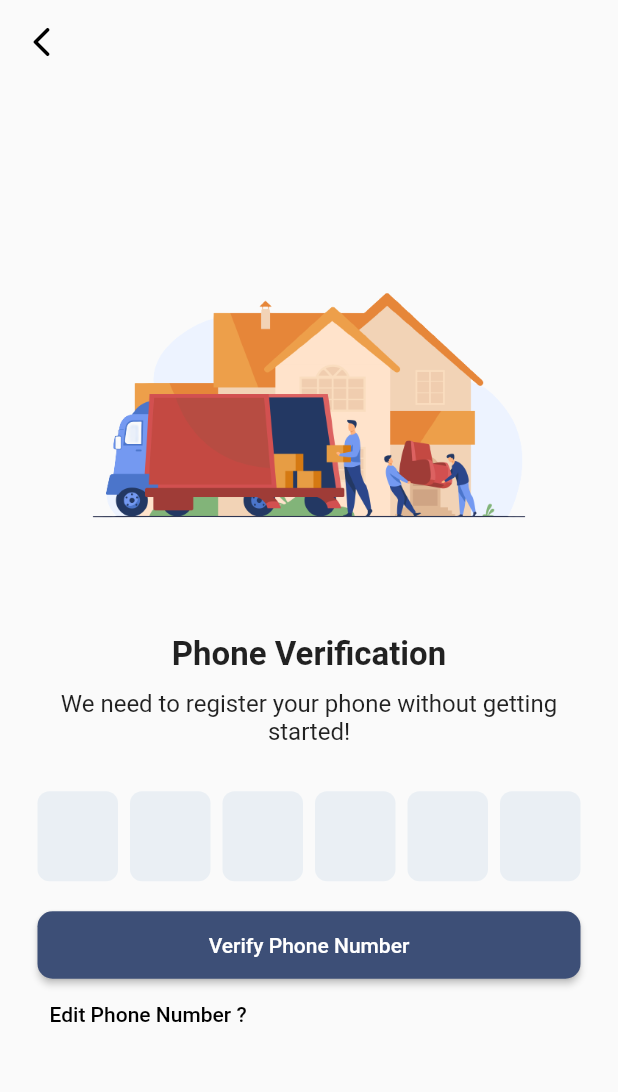
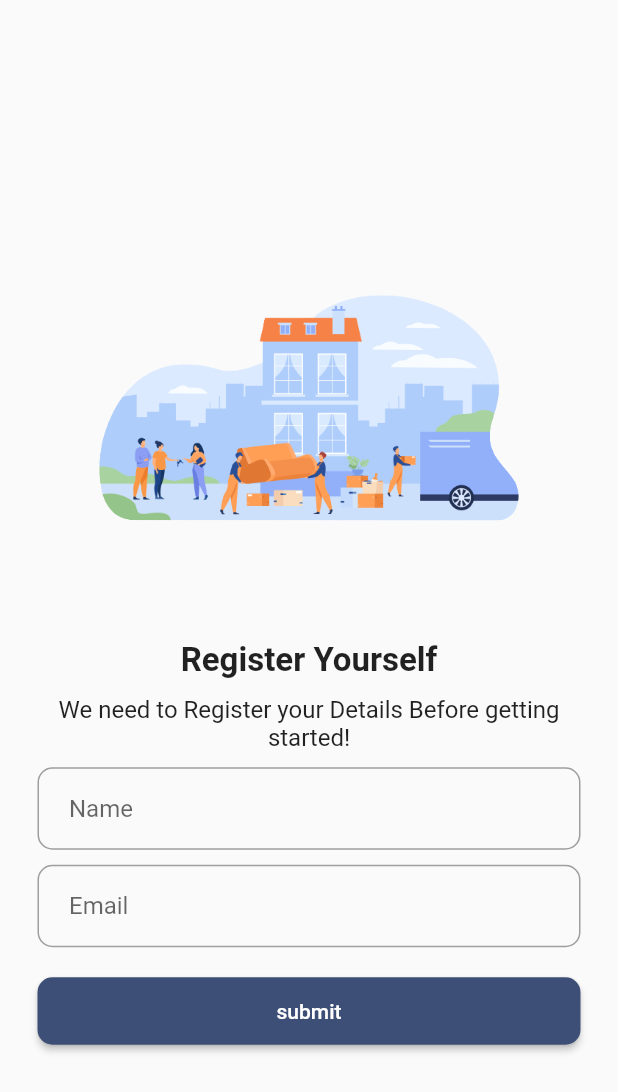
Before and after one commit to poonam-kumawat/Ondoorstep, a Flutter app: the MyVerify screen opened by its route, after a tap on "Verify Phone Number", on a phone screen of 412 x 824 dp. Shown: the top 1092 px of the screen. Run offline on Flutter 3.47's test engine with Material 2 defaults, Android fonts, the phone set to English and light mode, and no system bars; drawn by our look-alikes of pinput; our stand-ins replace firebase_auth, firebase_core; accounts and stored records are empty.

Commit message:
finally profile page is done

```diff
--- a/lib/Login/otp.dart
+++ b/lib/Login/otp.dart
@@ -99,7 +99,13 @@ class _MyVerifyState extends State<MyVerify> {
                         primary: Color.fromARGB(255, 61, 79, 119),
                         shape: RoundedRectangleBorder(
                             borderRadius: BorderRadius.circular(10))),
-                    onPressed: () {},
+                    onPressed: () {
+                      Navigator.pushNamedAndRemoveUntil(
+                        context,
+                        'profile',
+                        (route) => false,
+                      );
+                    },
                     child: Text("Verify Phone Number")),
               ),
               Row(
--- /dev/null
+++ b/lib/Profile/profile.dart
@@ -0,0 +1,120 @@
+import 'package:flutter/material.dart';
+
+class MyProfile extends StatefulWidget {
+  const MyProfile({Key? key}) : super(key: key);
+
+  @override
+  State<MyProfile> createState() => _MyProfileState();
+}
+
+class _MyProfileState extends State<MyProfile> {
+  TextEditingController countryController = TextEditingController();
+
+  @override
+  Widget build(BuildContext context) {
+    return Scaffold(
+      body: Container(
+        margin: EdgeInsets.only(left: 25, right: 25),
+        alignment: Alignment.center,
+        child: SingleChildScrollView(
+          child: Column(
+            mainAxisAlignment: MainAxisAlignment.center,
+            children: [
+              Image.asset(
+                'assets/house.png',
+                width: 300,
+                height: 300,
+              ),
+              Text(
+                "Register Yourself",
+                style: TextStyle(fontSize: 22, fontWeight: FontWeight.bold),
+              ),
+              SizedBox(
+                height: 10,
+              ),
+              Text(
+                "We need to Register your Details Before getting started!",
+                style: TextStyle(
+                  fontSize: 16,
+                ),
+                textAlign: TextAlign.center,
+              ),
+              SizedBox(
+                height: 10,
+              ),
+              Container(
+                height: 55,
+                decoration: BoxDecoration(
+                    border: Border.all(width: 1, color: Colors.grey),
+                    borderRadius: BorderRadius.circular(10)),
+                child: Row(
+                  mainAxisAlignment: MainAxisAlignment.center,
+                  children: [
+                    SizedBox(
+                      width: 10,
+                    ),
+                    SizedBox(
+                      width: 10,
+                    ),
+                    Expanded(
+                        child: TextField(
+                      keyboardType: TextInputType.name,
+                      decoration: InputDecoration(
+                        border: InputBorder.none,
+                        hintText: "Name",
+                      ),
+                    ))
+                  ],
+                ),
+              ),
+              SizedBox(
+                height: 10,
+              ),
+              Container(
+                height: 55,
+                decoration: BoxDecoration(
+                    border: Border.all(width: 1, color: Colors.grey),
+                    borderRadius: BorderRadius.circular(10)),
+                child: Row(
+                  mainAxisAlignment: MainAxisAlignment.center,
+                  children: [
+                    SizedBox(
+                      width: 10,
+                    ),
+                    SizedBox(
+                      width: 10,
+                    ),
+                    Expanded(
+                        child: TextField(
+                      keyboardType: TextInputType.emailAddress,
+                      decoration: InputDecoration(
+                        border: InputBorder.none,
+                        hintText: "Email",
+                      ),
+                    ))
+                  ],
+                ),
+              ),
+              SizedBox(
+                height: 20,
+              ),
+              SizedBox(
+                width: double.infinity,
+                height: 45,
+                child: ElevatedButton(
+                    style: ElevatedButton.styleFrom(
+                        primary: Color.fromARGB(255, 61, 79, 119),
+                        shape: RoundedRectangleBorder(
+                            borderRadius: BorderRadius.circular(10))),
+                    onPressed: () {
+                      Navigator.pushNamed(context, 'dashboard');
+                    },
+                    child: Text("submit")),
+              )
+            ],
+          ),
+        ),
+      ),
+    );
+  }
+}
--- a/lib/main.dart
+++ b/lib/main.dart
@@ -4,6 +4,8 @@ import 'package:ondoorstep/routes.dart';
 
 import 'package:ondoorstep/Login/login.dart';
 import 'package:ondoorstep/Login/otp.dart';
+import 'package:ondoorstep/Profile/profile.dart';
+import 'package:ondoorstep/dashboard/dashboard.dart';
 
 void main() async {
   WidgetsFlutterBinding.ensureInitialized();
@@ -21,7 +23,9 @@ class MyApp extends StatelessWidget {
       debugShowCheckedModeBanner: false,
       routes: {
         'phone': (context) => MyPhone(),
-        'verify': (context) => MyVerify()
+        'verify': (context) => MyVerify(),
+        'profile': (context) => MyProfile(),
+        'dashboard': (context) => Dashboard()
       },
       //routes: appRoutes,
     );
```
